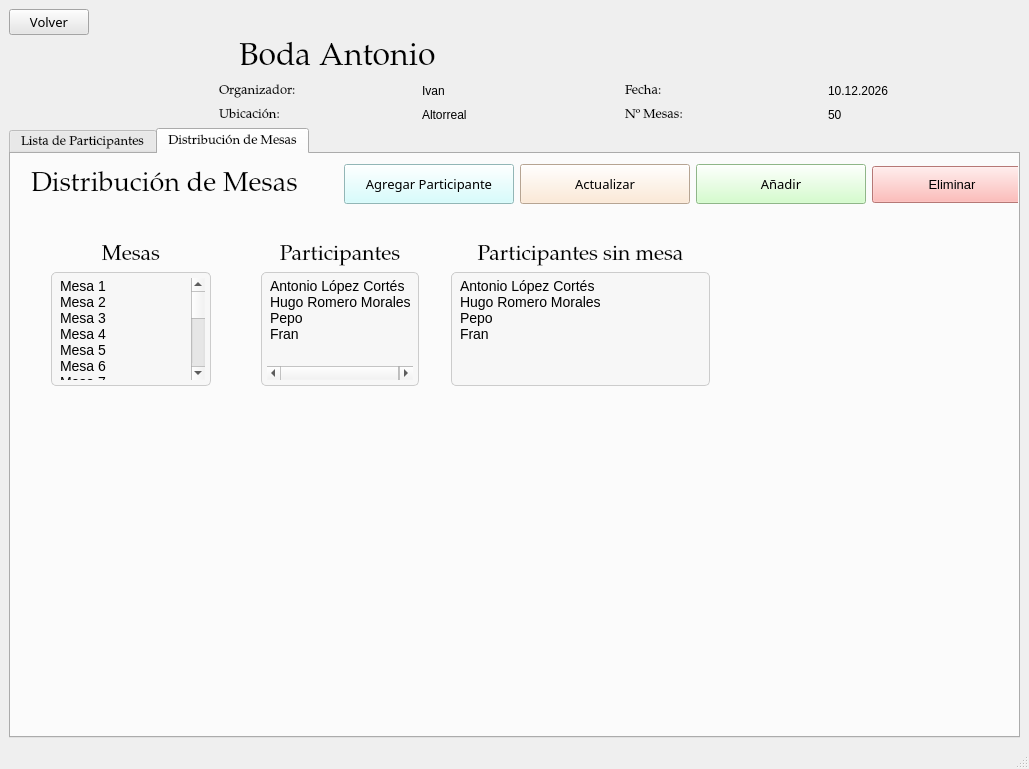
Above: src/ui/GestionDeEventos.ui from IvanJesusCorbalanPascual/Gestor-de-Eventos before the change. Below: the same form after it.
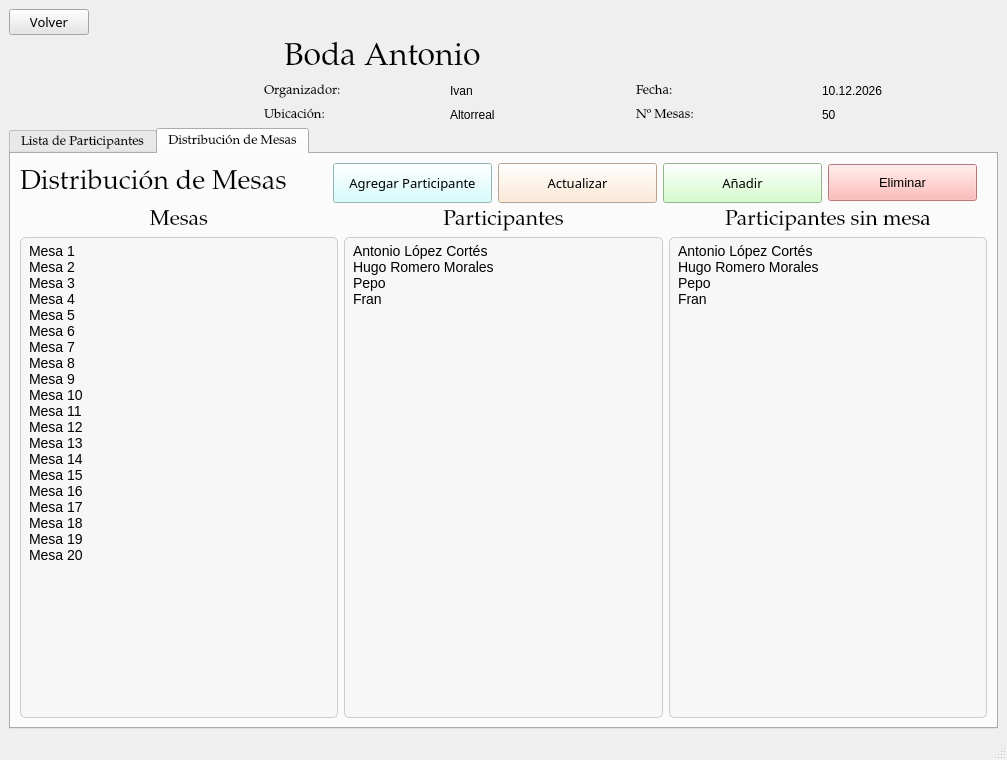
That is the form after the change. Icons and pictures are not drawn.

```diff
--- a/src/ui/GestionDeEventos.ui
+++ b/src/ui/GestionDeEventos.ui
@@ -6,8 +6,8 @@
    <rect>
     <x>0</x>
     <y>0</y>
-    <width>1029</width>
-    <height>769</height>
+    <width>1007</width>
+    <height>760</height>
    </rect>
   </property>
   <property name="windowTitle">
@@ -71,7 +71,7 @@
           </property>
           <property name="maximumSize">
            <size>
-            <width>200</width>
+            <width>2000</width>
             <height>200</height>
            </size>
           </property>
@@ -457,15 +457,8 @@
        <attribute name="title">
         <string>Distribución de Mesas</string>
        </attribute>
-       <widget class="QWidget" name="horizontalLayoutWidget_11">
-        <property name="geometry">
-         <rect>
-          <x>20</x>
-          <y>0</y>
-          <width>1011</width>
-          <height>61</height>
-         </rect>
-        </property>
+       <layout class="QVBoxLayout" name="verticalLayout_11">
+        <item>
         <layout class="QHBoxLayout" name="horizontalLayout_13">
          <item>
           <widget class="QLabel" name="lblDistribucionDeMesas">
@@ -578,16 +571,10 @@
           </widget>
          </item>
         </layout>
-       </widget>
-       <widget class="QWidget" name="verticalLayoutWidget">
-        <property name="geometry">
-         <rect>
-          <x>40</x>
-          <y>90</y>
-          <width>160</width>
-          <height>142</height>
-         </rect>
-        </property>
+        </item>
+        <item>
+         <layout class="QHBoxLayout" name="horizontalLayout_2">
+          <item>
         <layout class="QVBoxLayout" name="verticalLayout_4">
          <item>
           <widget class="QLabel" name="lblDistribucionDeMesas_2">
@@ -755,16 +742,86 @@
           </widget>
          </item>
         </layout>
-       </widget>
-       <widget class="QWidget" name="verticalLayoutWidget_3">
-        <property name="geometry">
-         <rect>
-          <x>440</x>
-          <y>90</y>
-          <width>259</width>
-          <height>142</height>
-         </rect>
-        </property>
+          </item>
+          <item>
+           <layout class="QVBoxLayout" name="verticalLayout_9">
+            <item>
+             <widget class="QLabel" name="lblDistribucionDeMesas_3">
+              <property name="font">
+               <font>
+                <family>Palatino Linotype</family>
+                <pointsize>16</pointsize>
+               </font>
+              </property>
+              <property name="text">
+               <string>Participantes</string>
+              </property>
+              <property name="alignment">
+               <set>Qt::AlignCenter</set>
+              </property>
+             </widget>
+            </item>
+            <item>
+             <widget class="QListWidget" name="listWidgetParticipantes">
+              <property name="acceptDrops">
+               <bool>false</bool>
+              </property>
+              <property name="styleSheet">
+               <string notr="true">/* ========================================= */
+/* ESTILO GENERAL DE LAS LISTAS (QListWidget) */
+/* ========================================= */
+QListWidget {
+    background: #f7f7f7;
+    border: 1px solid #cccccc;
+    border-radius: 5px;
+    font-size: 14px;
+    padding: 5px;
+    /* Opción 1: Alinear el contenido general de la vista (a veces necesario) */
+    qproperty-alignment: AlignCenter; 
+}
+
+/* ----------------------------------------- */
+/* 2. LISTA DETALLE (PARTICIPANTES) */
+/* ----------------------------------------- */
+QListWidget#listWidget_Participantes::item { /* Reemplaza si es necesario */
+    /* Opción 2: Alinear el texto dentro del ítem */
+    text-align: center;
+}
+
+QListWidget#listWidget_Participantes::item:hover {
+    background: #f0f0f0; 
+}
+
+QListWidget#listWidget_Participantes::item:selected {
+    background: #b2dfdb;
+    color: black;
+}</string>
+              </property>
+              <item>
+               <property name="text">
+                <string>Antonio López Cortés</string>
+               </property>
+              </item>
+              <item>
+               <property name="text">
+                <string>Hugo Romero Morales</string>
+               </property>
+              </item>
+              <item>
+               <property name="text">
+                <string>Pepo</string>
+               </property>
+              </item>
+              <item>
+               <property name="text">
+                <string>Fran</string>
+               </property>
+              </item>
+             </widget>
+            </item>
+           </layout>
+          </item>
+          <item>
         <layout class="QVBoxLayout" name="verticalLayout_10">
          <item>
           <widget class="QLabel" name="lblDistribucionDeMesas_4">
@@ -840,93 +897,10 @@
           </widget>
          </item>
         </layout>
-       </widget>
-       <widget class="QWidget" name="verticalLayoutWidget_2">
-        <property name="geometry">
-         <rect>
-          <x>250</x>
-          <y>90</y>
-          <width>158</width>
-          <height>142</height>
-         </rect>
-        </property>
-        <layout class="QVBoxLayout" name="verticalLayout_9">
-         <item>
-          <widget class="QLabel" name="lblDistribucionDeMesas_3">
-           <property name="font">
-            <font>
-             <family>Palatino Linotype</family>
-             <pointsize>16</pointsize>
-            </font>
-           </property>
-           <property name="text">
-            <string>Participantes</string>
-           </property>
-           <property name="alignment">
-            <set>Qt::AlignCenter</set>
-           </property>
-          </widget>
-         </item>
-         <item>
-          <widget class="QListWidget" name="listWidgetParticipantes">
-           <property name="acceptDrops">
-            <bool>false</bool>
-           </property>
-           <property name="styleSheet">
-            <string notr="true">/* ========================================= */
-/* ESTILO GENERAL DE LAS LISTAS (QListWidget) */
-/* ========================================= */
-QListWidget {
-    background: #f7f7f7;
-    border: 1px solid #cccccc;
-    border-radius: 5px;
-    font-size: 14px;
-    padding: 5px;
-    /* Opción 1: Alinear el contenido general de la vista (a veces necesario) */
-    qproperty-alignment: AlignCenter; 
-}
-
-/* ----------------------------------------- */
-/* 2. LISTA DETALLE (PARTICIPANTES) */
-/* ----------------------------------------- */
-QListWidget#listWidget_Participantes::item { /* Reemplaza si es necesario */
-    /* Opción 2: Alinear el texto dentro del ítem */
-    text-align: center;
-}
-
-QListWidget#listWidget_Participantes::item:hover {
-    background: #f0f0f0; 
-}
-
-QListWidget#listWidget_Participantes::item:selected {
-    background: #b2dfdb;
-    color: black;
-}</string>
-           </property>
-           <item>
-            <property name="text">
-             <string>Antonio López Cortés</string>
-            </property>
-           </item>
-           <item>
-            <property name="text">
-             <string>Hugo Romero Morales</string>
-            </property>
-           </item>
-           <item>
-            <property name="text">
-             <string>Pepo</string>
-            </property>
-           </item>
-           <item>
-            <property name="text">
-             <string>Fran</string>
-            </property>
-           </item>
-          </widget>
-         </item>
-        </layout>
-       </widget>
+          </item>
+         </layout>
+        </item>
+       </layout>
       </widget>
      </widget>
     </item>
```
Lines whose indentation alone changed are shown as unchanged.
